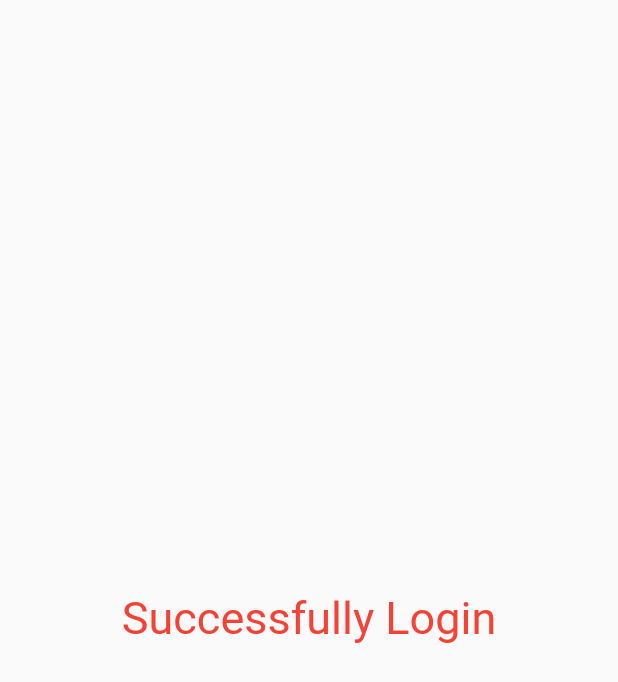
After one commit to HasanMasrur/Auto-otp-verification, a Flutter app: the HomePage screen opened directly, on a phone screen of 412 x 824 dp. The commit adds this screen. Shown: the top 682 px of the screen. Run offline on Flutter 3.47's test engine with Material 2 defaults, Android fonts, the phone set to English and light mode, and no system bars; our stand-ins replace dartz, dio, equatable, flutter_bloc, flutter_easyloading, freezed_annotation and 2 more.

Commit message:
added home page , fix bloc issue

```diff
--- a/lib/screen/Auth/login_screen.dart
+++ b/lib/screen/Auth/login_screen.dart
@@ -149,7 +149,11 @@ class _LoginScreenState extends State<LoginScreen> {
               if (state is AuthenticateSuccess) {
                 EasyLoading.dismiss();
                 SnackBarHelper.showSnack(
-                    context: context, error: false, title: "Otp Success");
+                    context: context,
+                    error: false,
+                    title: "OTP Successfully Send");
+                Navigator.push(context,
+                    MaterialPageRoute(builder: (context) => OtpScreen(phone)));
               }
               if (state is AuthLoadingUnsuccessful) {
                 EasyLoading.dismiss();
--- /dev/null
+++ b/lib/screen/HomeScreen/home_page.dart
@@ -0,0 +1,19 @@
+import 'package:flutter/material.dart';
+
+class HomePage extends StatelessWidget {
+  @override
+  Widget build(BuildContext context) {
+    return Scaffold(
+        body: Column(
+      crossAxisAlignment: CrossAxisAlignment.center,
+      mainAxisAlignment: MainAxisAlignment.center,
+      children: [
+        Center(
+            child: Text(
+          'Successfully Login',
+          style: TextStyle(color: Colors.red, fontSize: 30),
+        ))
+      ],
+    ));
+  }
+}
--- a/lib/screen/constantdata/constantdata.dart
+++ b/lib/screen/constantdata/constantdata.dart
@@ -1,6 +1,5 @@
 class ConstantData {
   const ConstantData._();
-
   static const String BASE_URL = '';
   static const String SIGNUP_OTP = '';
   static const String VALIDATE_SIGNUP_OTP = '';
```
Also changed, not shown: lib/screen/Auth/otp_screen.dart (+6 -2 lines).
